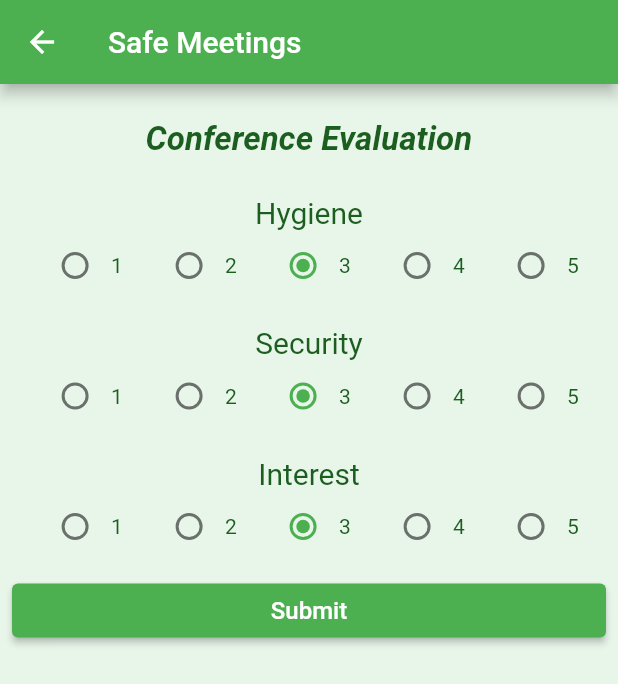
After one commit to FEUP-ESOF-2020-21/open-cx-t2g2-teamnamenotfound, a Flutter app: the Evaluation screen opened by its route, on a phone screen of 412 x 824 dp. The commit adds this screen. Shown: the top 684 px of the screen. Run offline on Flutter 3.47's test engine with Material 2 defaults, Android fonts, the phone set to English and light mode, and no system bars; our stand-ins replace firebase_auth, firebase_core, firebase_database, flutter_spinkit, google_sign_in; accounts and stored records are empty.

Commit message:
merged evaluation with most recent app in main, missing testing

```diff
--- a/safe_meetings/lib/main.dart
+++ b/safe_meetings/lib/main.dart
@@ -4,6 +4,9 @@ import 'package:safe_meetings/screens/loading.dart';
 import 'package:safe_meetings/screens/search_menu.dart';
 import 'package:safe_meetings/screens/see_info.dart';
 import 'package:safe_meetings/screens/sign_in.dart';
+import 'package:safe_meetings/screens/evaluation.dart';
+import 'package:safe_meetings/screens/insert_code.dart';
+import 'package:safe_meetings/screens/participant.dart';
 import 'package:firebase_core/firebase_core.dart';
 
 void main() async {
@@ -30,6 +33,9 @@ class SafeMeetings extends StatelessWidget {
         '/sign_in': (context) => SignIn(),
         '/sign_out': (context) => SignOut(),
         '/search_menu': (context) => SearchMenu(),
+        '/evaluation':(context) => Evaluation(),
+        '/insert_code': (context) => InsertCode(),
+        '/participant': (context) => Participant(),
         // faltam os outros
       },
     );
--- /dev/null
+++ b/safe_meetings/lib/screens/evaluation.dart
@@ -0,0 +1,359 @@
+import 'package:flutter/material.dart';
+import 'package:safe_meetings/conference.dart';
+
+class Evaluation extends StatefulWidget {
+  @override
+  _EvalState createState() => _EvalState();
+}
+class _EvalState extends State<Evaluation> {
+  Conference conference;
+
+  int hygieneEvaluate = 3;
+  int securityEvaluate = 3;
+  int interestEvaluate = 3;
+
+  var color = Colors.green[900];
+
+
+  Widget displayHygieneEvaluate() {
+    return Padding(
+      padding: const EdgeInsets.all(8.0),
+      child: Column(children: [
+        Text("Hygiene",
+            style: TextStyle(
+              fontSize: 20,
+              color: color,
+            )),
+        Row(mainAxisAlignment: MainAxisAlignment.spaceAround, children: [
+          Row(
+            children: [
+              Radio(
+                  value: 1,
+                  groupValue: this.hygieneEvaluate,
+                  onChanged: (val) {
+                    setState(() {
+                      this.hygieneEvaluate = val;
+                    });
+                  }),
+              Text('1',
+                  style: TextStyle(
+                    color: color,
+                  )),
+            ],
+          ),
+          Row(
+            children: [
+              Radio(
+                  value: 2,
+                  groupValue: this.hygieneEvaluate,
+                  onChanged: (val) {
+                    setState(() {
+                      this.hygieneEvaluate = val;
+                    });
+                  }),
+              Text('2',
+                  style: TextStyle(
+                    color: color,
+                  )),
+            ],
+          ),
+          Row(
+            children: [
+              Radio(
+                  value: 3,
+                  groupValue: this.hygieneEvaluate,
+                  onChanged: (val) {
+                    setState(() {
+                      this.hygieneEvaluate = val;
+                    });
+                  }),
+              Text('3',
+                  style: TextStyle(
+                    color: color,
+                  )),
+            ],
+          ),
+          Row(
+            children: [
+              Radio(
+                  value: 4,
+                  groupValue: this.hygieneEvaluate,
+                  onChanged: (val) {
+                    setState(() {
+                      this.hygieneEvaluate = val;
+                    });
+                  }),
+              Text('4',
+                  style: TextStyle(
+                    color: color,
+                  )),
+            ],
+          ),
+          Row(
+            children: [
+              Radio(
+                  value: 5,
+                  groupValue: this.hygieneEvaluate,
+                  onChanged: (val) {
+                    setState(() {
+                      this.hygieneEvaluate = val;
+                    });
+                  }),
+              Text('5',
+                  style: TextStyle(
+                    color: color,
+                  )),
+            ],
+          )
+        ])
+      ]),
+    );
+  }
+
+  Widget displaySecurityEvaluate() {
+    return Padding(
+      padding: const EdgeInsets.all(8.0),
+      child: Column(children: [
+        Text("Security",
+            style: TextStyle(
+              fontSize: 20,
+              color: color,
+            )),
+        Row(mainAxisAlignment: MainAxisAlignment.spaceAround, children: [
+          Row(
+            children: [
+              Radio(
+                  value: 1,
+                  groupValue: this.securityEvaluate,
+                  onChanged: (val) {
+                    setState(() {
+                      this.securityEvaluate = val;
+                    });
+                  }),
+              Text('1',
+                  style: TextStyle(
+                    color: color,
+                  )),
+            ],
+          ),
+          Row(
+            children: [
+              Radio(
+                  value: 2,
+                  groupValue: this.securityEvaluate,
+                  onChanged: (val) {
+                    setState(() {
+                      this.securityEvaluate = val;
+                    });
+                  }),
+              Text('2',
+                  style: TextStyle(
+                    color: color,
+                  )),
+            ],
+          ),
+          Row(
+            children: [
+              Radio(
+                  value: 3,
+                  groupValue: this.securityEvaluate,
+                  onChanged: (val) {
+                    setState(() {
+                      this.securityEvaluate = val;
+                    });
+                  }),
+              Text('3',
+                  style: TextStyle(
+                    color: color,
+                  )),
+            ],
+          ),
+          Row(
+            children: [
+              Radio(
+                  value: 4,
+                  groupValue: this.securityEvaluate,
+                  onChanged: (val) {
+                    setState(() {
+                      this.securityEvaluate = val;
+                    });
+                  }),
+              Text('4',
+                  style: TextStyle(
+                    color: color,
+                  )),
+            ],
+          ),
+          Row(
+            children: [
+              Radio(
+                  value: 5,
+                  groupValue: this.securityEvaluate,
+                  onChanged: (val) {
+                    setState(() {
+                      this.securityEvaluate = val;
+                    });
+                  }),
+              Text('5',
+                  style: TextStyle(
+                    color: color,
+                  )),
+            ],
+          )
+        ])
+      ]),
+    );
+  }
+
+  Widget displayInterestEvaluate() {
+    return Padding(
+      padding: const EdgeInsets.all(8.0),
+      child: Column(children: [
+        Text("Interest",
+            style: TextStyle(
+              fontSize: 20,
+              color: color,
+            )),
+        Row(mainAxisAlignment: MainAxisAlignment.spaceAround, children: [
+          Row(
+            children: [
+              Radio(
+                  value: 1,
+                  groupValue: this.interestEvaluate,
+                  onChanged: (val) {
+                    setState(() {
+                      this.interestEvaluate = val;
+                    });
+                  }),
+              Text('1',
+                  style: TextStyle(
+                    color: color,
+                  )),
+            ],
+          ),
+          Row(
+            children: [
+              Radio(
+                  value: 2,
+                  groupValue: this.interestEvaluate,
+                  onChanged: (val) {
+                    setState(() {
+                      this.interestEvaluate = val;
+                    });
+                  }),
+              Text('2',
+                  style: TextStyle(
+                    color: color,
+                  )),
+            ],
+          ),
+          Row(
+            children: [
+              Radio(
+                  value: 3,
+                  groupValue: this.interestEvaluate,
+                  onChanged: (val) {
+                    setState(() {
+                      this.interestEvaluate = val;
+                    });
+                  }),
+              Text('3',
+                  style: TextStyle(
+                    color: color,
+                  )),
+            ],
+          ),
+          Row(
+            children: [
+              Radio(
+                  value: 4,
+                  groupValue: this.interestEvaluate,
+                  onChanged: (val) {
+                    setState(() {
+                      this.interestEvaluate = val;
+                    });
+                  }),
+              Text('4',
+                  style: TextStyle(
+                    color: color,
+                  )),
+            ],
+          ),
+          Row(
+            children: [
+              Radio(
+                  value: 5,
+                  groupValue: this.interestEvaluate,
+                  onChanged: (val) {
+                    setState(() {
+                      this.interestEvaluate = val;
+                    });
+                  }),
+              Text('5',
+                  style: TextStyle(
+                    color: color,
+                  )),
+            ],
+          )
+        ])
+      ]),
+    );
+  }
+
+  Widget displayFilterButton() {
+    return ElevatedButton(
+        onPressed: () {
+          conference.setEvaluation(this.hygieneEvaluate, this.securityEvaluate, this.interestEvaluate);
+          //precisamos disto?
+          Navigator.pop(context, {
+            'hygienFilter': this.hygieneEvaluate,
+            'interestFilter': this.interestEvaluate,
+            'securityFilter': this.securityEvaluate
+          });
+          //colocar para ir para a pagina do participante
+          Navigator.pushNamed(context, '/participant');
+        },
+        child: Text('Submit',
+          style: TextStyle(
+            fontSize: 16,
+          ),
+        ));
+  }
+
+  @override
+  Widget build(BuildContext context) {
+    return Scaffold(
+        appBar: AppBar(
+          title: Text("Safe Meetings"),
+          // automaticallyImplyLeading:
+          //     false, // this way the back button isn't displayed
+        ),
+        backgroundColor: Colors.green[50],
+        body: ListView(padding: const EdgeInsets.all(8.0), children: [
+          Container(
+            child: Column(children: [
+              Column(crossAxisAlignment: CrossAxisAlignment.stretch, children: [
+                Container(
+                  child: Padding(
+                    padding: EdgeInsets.symmetric(vertical: 16),
+                    child: Center(
+                      child: Text("Conference Evaluation",
+                          style: TextStyle(
+                            fontSize: 22,
+                            fontWeight: FontWeight.bold,
+                            fontStyle: FontStyle.italic,
+                            color: color,
+                          )),
+                    ),
+                  ),
+                ),
+                this.displayHygieneEvaluate(),
+                this.displaySecurityEvaluate(),
+                this.displayInterestEvaluate(),
+                this.displayFilterButton(),
+              ]),
+            ]),
+          )
+        ]));
+  }
+}
```
Also changed, not shown: safe_meetings/lib/conference.dart (+61 -4 lines), safe_meetings/lib/screens/insert_code.dart (added, +87 -0 lines), safe_meetings/lib/screens/participant.dart (added, +75 -0 lines), safe_meetings/lib/screens/sign_in.dart (+6 -2 lines), safe_meetings/pubspec.lock.
